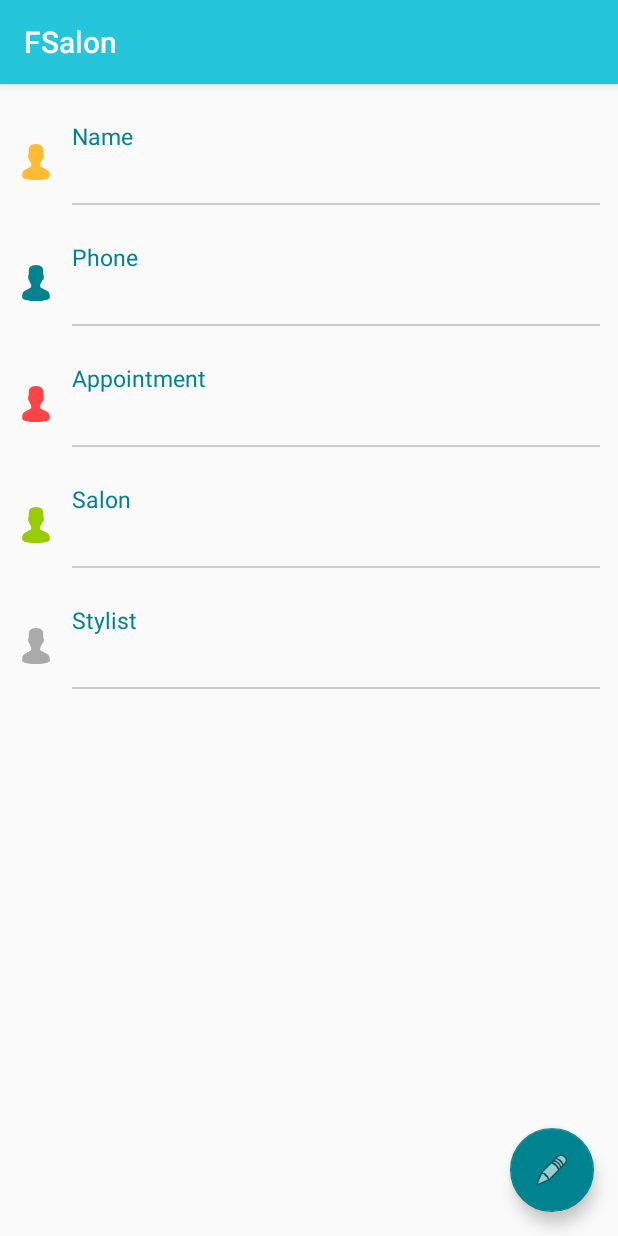
After one commit to mrtoandoan/framgia_hair_stylist_android, an Android app: the DetailActivity screen opened directly, with no data from a screen before it, on a phone screen of 412 x 824 dp. The commit adds this screen. Run offline under Robolectric (Android 15) with nearby library versions, the phone set to English and light mode, and no system bars; our stand-ins replace data binding.

Commit message:
ui_booking_detail

```diff
--- a/app/src/main/AndroidManifest.xml
+++ b/app/src/main/AndroidManifest.xml
@@ -14,7 +14,6 @@
 
                 <category android:name="android.intent.category.LAUNCHER"/>
             </intent-filter>
-
         </activity>
         <activity
             android:name="com.framgia.fsalon.screen.register.RegisterActivity"
@@ -23,6 +22,10 @@
         <activity
             android:name="com.framgia.fsalon.screen.login.LoginActivity"
             android:screenOrientation="portrait"/>
+        <activity
+            android:name="com.framgia.fsalon.screen.detail.DetailActivity"
+            android:screenOrientation="portrait"
+            android:theme="@style/AppTheme"/>
     </application>
 
 </manifest>
--- /dev/null
+++ b/app/src/main/java/com/framgia/fsalon/screen/detail/DetailActivity.java
@@ -0,0 +1,39 @@
+package com.framgia.fsalon.screen.detail;
+
+import android.databinding.DataBindingUtil;
+import android.os.Bundle;
+import android.support.v7.app.AppCompatActivity;
+
+import framgia.fsalon.R;
+import framgia.fsalon.databinding.ActivityDetailBinding;
+
+/**
+ * Detail Screen.
+ */
+public class DetailActivity extends AppCompatActivity {
+    private DetailContract.ViewModel mViewModel;
+
+    @Override
+    protected void onCreate(Bundle savedInstanceState) {
+        super.onCreate(savedInstanceState);
+        mViewModel = new DetailViewModel();
+        DetailContract.Presenter presenter =
+            new DetailPresenter(mViewModel);
+        mViewModel.setPresenter(presenter);
+        ActivityDetailBinding binding =
+            DataBindingUtil.setContentView(this, R.layout.activity_detail);
+        binding.setViewModel((DetailViewModel) mViewModel);
+    }
+
+    @Override
+    protected void onStart() {
+        super.onStart();
+        mViewModel.onStart();
+    }
+
+    @Override
+    protected void onStop() {
+        mViewModel.onStop();
+        super.onStop();
+    }
+}
--- /dev/null
+++ b/app/src/main/java/com/framgia/fsalon/screen/detail/DetailContract.java
@@ -0,0 +1,21 @@
+package com.framgia.fsalon.screen.detail;
+
+import com.framgia.fsalon.BasePresenter;
+import com.framgia.fsalon.BaseViewModel;
+
+/**
+ * This specifies the contract between the view and the presenter.
+ */
+interface DetailContract {
+    /**
+     * View.
+     */
+    interface ViewModel extends BaseViewModel<Presenter> {
+    }
+
+    /**
+     * Presenter.
+     */
+    interface Presenter extends BasePresenter {
+    }
+}
--- /dev/null
+++ b/app/src/main/java/com/framgia/fsalon/screen/detail/DetailPresenter.java
@@ -0,0 +1,22 @@
+package com.framgia.fsalon.screen.detail;
+
+/**
+ * Listens to user actions from the UI ({@link DetailActivity}), retrieves the data and updates
+ * the UI as required.
+ */
+final class DetailPresenter implements DetailContract.Presenter {
+    private static final String TAG = DetailPresenter.class.getName();
+    private final DetailContract.ViewModel mViewModel;
+
+    public DetailPresenter(DetailContract.ViewModel viewModel) {
+        mViewModel = viewModel;
+    }
+
+    @Override
+    public void onStart() {
+    }
+
+    @Override
+    public void onStop() {
+    }
+}
--- /dev/null
+++ b/app/src/main/java/com/framgia/fsalon/screen/detail/DetailViewModel.java
@@ -0,0 +1,38 @@
+package com.framgia.fsalon.screen.detail;
+
+import android.databinding.BaseObservable;
+import android.databinding.ObservableField;
+import android.view.View;
+
+/**
+ * Exposes the data to be used in the Detail screen.
+ */
+public class DetailViewModel implements DetailContract.ViewModel {
+    private DetailContract.Presenter mPresenter;
+
+    public DetailViewModel() {
+    }
+
+    public void setValueFromUser(){
+        // TODO: 7/20/2017
+    }
+
+    @Override
+    public void onStart() {
+        mPresenter.onStart();
+    }
+
+    @Override
+    public void onStop() {
+        mPresenter.onStop();
+    }
+
+    @Override
+    public void setPresenter(DetailContract.Presenter presenter) {
+        mPresenter = presenter;
+    }
+
+    public void onDetailClicked(View view){
+        // TODO: 7/20/2017 switch to edit activity
+    }
+}
--- /dev/null
+++ b/app/src/main/res/drawable/bg_details.xml
@@ -0,0 +1,13 @@
+<?xml version="1.0" encoding="utf-8"?>
+<layer-list xmlns:android="http://schemas.android.com/apk/res/android">
+    <item
+        android:left="-6dp"
+        android:right="-6dp"
+        android:top="-6dp">
+        <shape>
+            <stroke
+                android:width="1dp"
+                android:color="@color/color_material_brown_100"/>
+        </shape>
+    </item>
+</layer-list>
--- /dev/null
+++ b/app/src/main/res/drawable/ic_user.xml
@@ -0,0 +1,4 @@
+<vector android:height="200dp" android:viewportHeight="60.0"
+    android:viewportWidth="60.0" android:width="200dp" xmlns:android="http://schemas.android.com/apk/res/android">
+    <path android:fillColor="#FF000000" android:pathData="M48.01,42.89l-9.55,-4.78C37.56,37.66 37,36.76 37,35.75v-3.38c0.23,-0.28 0.47,-0.6 0.72,-0.95c1.24,-1.75 2.23,-3.7 2.95,-5.8C42.08,24.97 43,23.58 43,22v-4c0,-0.96 -0.36,-1.9 -1,-2.63v-5.32c0.06,-0.55 0.28,-3.82 -2.09,-6.53C37.85,1.19 34.52,0 30,0s-7.85,1.19 -9.91,3.53C17.72,6.23 17.94,9.51 18,10.06v5.32c-0.64,0.73 -1,1.66 -1,2.63v4c0,1.22 0.55,2.35 1.5,3.11c0.92,3.63 2.83,6.36 3.5,7.24v3.31c0,0.97 -0.53,1.86 -1.38,2.32l-8.92,4.87C8.8,44.42 7,47.46 7,50.76V54c0,4.75 15.05,6 23,6s23,-1.25 23,-6v-3.04C53,47.52 51.09,44.43 48.01,42.89z"/>
+</vector>
--- /dev/null
+++ b/app/src/main/res/layout/activity_detail.xml
@@ -0,0 +1,255 @@
+<?xml version="1.0" encoding="utf-8"?>
+<layout
+    xmlns:android="http://schemas.android.com/apk/res/android"
+    xmlns:app="http://schemas.android.com/apk/res-auto"
+    xmlns:tools="http://schemas.android.com/tools"
+    >
+
+    <data>
+
+        <variable
+            name="viewModel"
+            type="com.framgia.fsalon.screen.detail.DetailViewModel"
+            />
+
+    </data>
+
+    <android.support.design.widget.CoordinatorLayout
+        android:layout_width="match_parent"
+        android:layout_height="match_parent"
+        android:fitsSystemWindows="true"
+        tools:context="thminh.fsalontest.ScrollingActivity">
+
+        <android.support.v4.widget.NestedScrollView
+            android:id="@+id/nested_detail"
+            android:layout_width="match_parent"
+            android:layout_height="match_parent">
+
+            <LinearLayout
+                android:layout_width="match_parent"
+                android:layout_height="match_parent"
+                android:layout_marginTop="@dimen/dp_24"
+                android:orientation="vertical"
+                android:paddingLeft="@dimen/dp_12"
+                android:paddingRight="@dimen/dp_12">
+
+                <LinearLayout
+                    android:layout_width="match_parent"
+                    android:layout_height="wrap_content"
+                    android:layout_marginBottom="@dimen/dp_24"
+                    android:orientation="horizontal">
+
+                    <ImageView
+                        android:layout_width="@dimen/dp_24"
+                        android:layout_height="@dimen/dp_24"
+                        android:layout_gravity="center"
+                        android:scaleType="fitCenter"
+                        android:src="@drawable/ic_user"
+                        android:tint="@android:color/holo_orange_light"/>
+
+                    <LinearLayout
+                        android:layout_width="match_parent"
+                        android:layout_height="wrap_content"
+                        android:layout_marginLeft="@dimen/dp_12"
+                        android:background="@drawable/bg_details"
+                        android:orientation="vertical"
+                        android:paddingBottom="@dimen/dp_5">
+
+                        <TextView
+                            android:layout_width="match_parent"
+                            android:layout_height="wrap_content"
+                            android:layout_marginBottom="@dimen/dp_5"
+                            android:text="@string/title_name"
+                            android:textColor="@color/colorAccent"
+                            android:textSize="@dimen/sp_15"/>
+
+                        <TextView
+                            android:layout_width="match_parent"
+                            android:layout_height="wrap_content"
+                            android:layout_marginRight="@dimen/dp_8"
+                            android:gravity="right"
+                            android:textColor="@color/color_black"
+                            android:textSize="@dimen/sp_18"/>
+                    </LinearLayout>
+
+                </LinearLayout>
+
+                <LinearLayout
+                    android:layout_width="match_parent"
+                    android:layout_height="wrap_content"
+                    android:layout_marginBottom="@dimen/dp_24"
+                    android:orientation="horizontal">
+
+                    <ImageView
+                        android:layout_width="@dimen/dp_24"
+                        android:layout_height="@dimen/dp_24"
+                        android:layout_gravity="center"
+                        android:scaleType="fitCenter"
+                        android:src="@drawable/ic_user"
+                        android:tint="@color/colorAccent"/>
+
+                    <LinearLayout
+                        android:layout_width="match_parent"
+                        android:layout_height="wrap_content"
+                        android:layout_marginLeft="@dimen/dp_12"
+                        android:background="@drawable/bg_details"
+                        android:orientation="vertical"
+                        android:paddingBottom="@dimen/dp_5">
+
+                        <TextView
+                            android:layout_width="match_parent"
+                            android:layout_height="wrap_content"
+                            android:layout_marginBottom="@dimen/dp_5"
+                            android:text="@string/title_phone"
+                            android:textColor="@color/colorAccent"
+                            android:textSize="@dimen/sp_15"/>
+
+                        <TextView
+                            android:layout_width="match_parent"
+                            android:layout_height="wrap_content"
+                            android:layout_marginRight="@dimen/dp_8"
+                            android:gravity="right"
+                            android:textColor="@color/color_black"
+                            android:textSize="@dimen/sp_18"/>
+                    </LinearLayout>
+
+                </LinearLayout>
+
+                <LinearLayout
+                    android:layout_width="match_parent"
+                    android:layout_height="wrap_content"
+                    android:layout_marginBottom="@dimen/dp_24"
+                    android:orientation="horizontal">
+
+                    <ImageView
+                        android:layout_width="@dimen/dp_24"
+                        android:layout_height="@dimen/dp_24"
+                        android:layout_gravity="center"
+                        android:scaleType="fitCenter"
+                        android:src="@drawable/ic_user"
+                        android:tint="@android:color/holo_red_light"/>
+
+                    <LinearLayout
+                        android:layout_width="match_parent"
+                        android:layout_height="wrap_content"
+                        android:layout_marginLeft="@dimen/dp_12"
+                        android:background="@drawable/bg_details"
+                        android:orientation="vertical"
+                        android:paddingBottom="@dimen/dp_5">
+
+                        <TextView
+                            android:layout_width="match_parent"
+                            android:layout_height="wrap_content"
+                            android:layout_marginBottom="@dimen/dp_5"
+                            android:text="@string/title_appointment"
+                            android:textColor="@color/colorAccent"
+                            android:textSize="@dimen/sp_15"/>
+
+                        <TextView
+                            android:layout_width="match_parent"
+                            android:layout_height="wrap_content"
+                            android:layout_marginRight="@dimen/dp_8"
+                            android:gravity="right"
+                            android:textColor="@color/color_black"
+                            android:textSize="@dimen/sp_18"/>
+                    </LinearLayout>
+
+                </LinearLayout>
+
+                <LinearLayout
+                    android:layout_width="match_parent"
+                    android:layout_height="wrap_content"
+                    android:layout_marginBottom="@dimen/dp_24"
+                    android:orientation="horizontal">
+
+                    <ImageView
+                        android:layout_width="@dimen/dp_24"
+                        android:layout_height="@dimen/dp_24"
+                        android:layout_gravity="center"
+                        android:scaleType="fitCenter"
+                        android:src="@drawable/ic_user"
+                        android:tint="@android:color/holo_green_light"/>
+
+                    <LinearLayout
+                        android:layout_width="match_parent"
+                        android:layout_height="wrap_content"
+                        android:layout_marginLeft="@dimen/dp_12"
+                        android:background="@drawable/bg_details"
+                        android:orientation="vertical"
+                        android:paddingBottom="@dimen/dp_5">
+
+                        <TextView
+                            android:layout_width="match_parent"
+                            android:layout_height="wrap_content"
+                            android:layout_marginBottom="@dimen/dp_5"
+                            android:text="@string/title_salon"
+                            android:textColor="@color/colorAccent"
+                            android:textSize="@dimen/sp_15"/>
+
+                        <TextView
+                            android:layout_width="match_parent"
+                            android:layout_height="wrap_content"
+                            android:layout_marginRight="@dimen/dp_8"
+                            android:gravity="right"
+                            android:textColor="@color/color_black"
+                            android:textSize="@dimen/sp_18"/>
+                    </LinearLayout>
+
+                </LinearLayout>
+
+                <LinearLayout
+                    android:layout_width="match_parent"
+                    android:layout_height="wrap_content"
+                    android:layout_marginBottom="@dimen/dp_24"
+                    android:orientation="horizontal">
+
+                    <ImageView
+                        android:layout_width="@dimen/dp_24"
+                        android:layout_height="@dimen/dp_24"
+                        android:layout_gravity="center"
+                        android:scaleType="fitCenter"
+                        android:src="@drawable/ic_user"
+                        android:tint="@android:color/darker_gray"/>
+
+                    <LinearLayout
+                        android:layout_width="match_parent"
+                        android:layout_height="wrap_content"
+                        android:layout_marginLeft="@dimen/dp_12"
+                        android:background="@drawable/bg_details"
+                        android:orientation="vertical"
+                        android:paddingBottom="@dimen/dp_5">
+
+                        <TextView
+                            android:layout_width="match_parent"
+                            android:layout_height="wrap_content"
+                            android:layout_marginBottom="@dimen/dp_5"
+                            android:text="@string/title_stylist"
+                            android:textColor="@color/colorAccent"
+                            android:textSize="@dimen/sp_15"/>
+
+                        <TextView
+                            android:layout_width="match_parent"
+                            android:layout_height="wrap_content"
+                            android:layout_marginRight="@dimen/dp_8"
+                            android:gravity="right"
+                            android:textColor="@color/color_black"
+                            android:textSize="@dimen/sp_18"/>
+                    </LinearLayout>
+
+                </LinearLayout>
+            </LinearLayout>
+
+        </android.support.v4.widget.NestedScrollView>
+
+        <android.support.design.widget.FloatingActionButton
+            android:id="@+id/fab"
+            android:layout_width="wrap_content"
+            android:layout_height="wrap_content"
+            android:layout_margin="@dimen/fab_margin"
+            app:fabSize="normal"
+            app:layout_anchor="@id/nested_detail"
+            app:layout_anchorGravity="bottom|end"
+            app:srcCompat="@android:drawable/ic_menu_edit"/>
+
+    </android.support.design.widget.CoordinatorLayout>
+</layout>
--- a/app/src/main/res/values/dimens.xml
+++ b/app/src/main/res/values/dimens.xml
@@ -16,4 +16,7 @@
     <dimen name="dp_2">2dp</dimen>
     <dimen name="dp_3">3dp</dimen>
     <dimen name="sp_60">60sp</dimen>
+    <dimen name="app_bar_height">180dp</dimen>
+    <dimen name="fab_margin">16dp</dimen>
+    <dimen name="sp_18">18sp</dimen>
 </resources>
--- a/app/src/main/res/values/strings.xml
+++ b/app/src/main/res/values/strings.xml
@@ -16,4 +16,8 @@
     <string name="title_phone">Phone</string>
     <string name="title_pass_word">Pass Word</string>
     <string name="title_slash">\t/\t</string>
+    <string name="title_name">Name</string>
+    <string name="title_stylist">Stylist</string>
+    <string name="title_salon">Salon</string>
+    <string name="title_appointment">Appointment</string>
 </resources>
```
